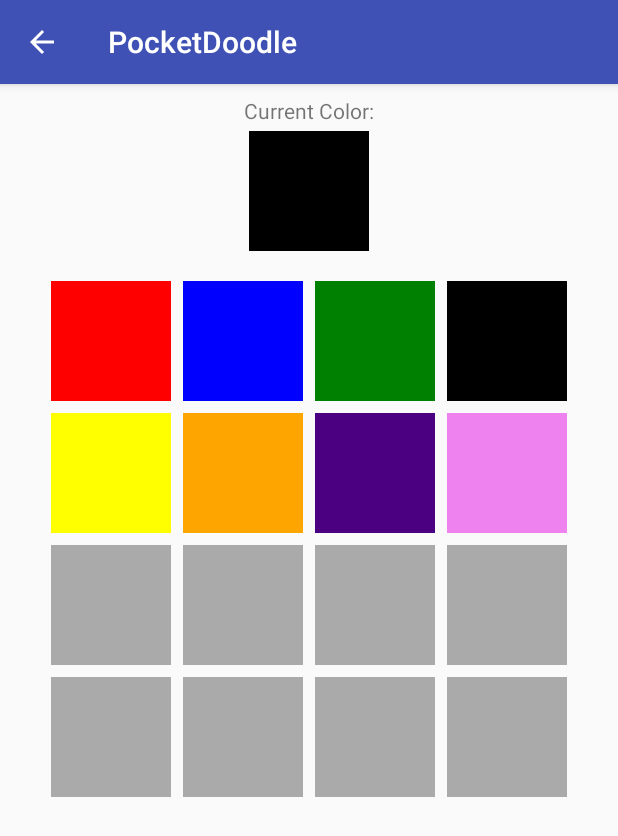
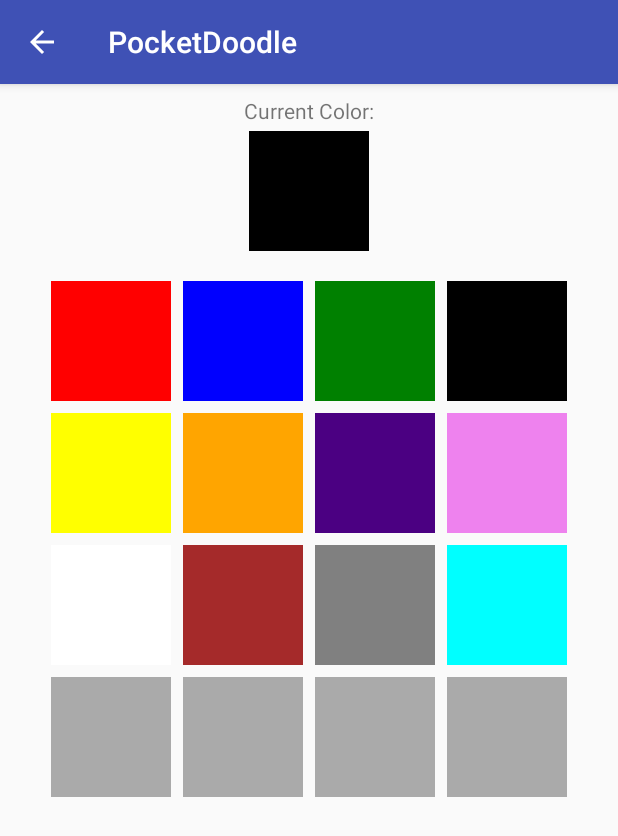
Before and after one commit to scveloso/PocketDoodle, an Android app: the screen it shows after launch (ColorPaletteActivity), after a tap on "Color Palette", on a phone screen of 412 x 824 dp. Shown: the top 836 px of the screen. Run offline under Robolectric (Android 15) with nearby library versions, the phone set to English and light mode, and no system bars.

Commit message:
Added more colors, adding eraser function

```diff
--- a/app/src/main/java/com/sveloso/pocketdoodle/Box.java
+++ b/app/src/main/java/com/sveloso/pocketdoodle/Box.java
@@ -6,12 +6,11 @@ import android.graphics.PointF;
 /**
  * Created by Veloso on 6/16/2016.
  */
-public class Box {
+public class Box extends Shape{
 
     private PointF mOrigin;
     private PointF mCurrent;
     private Paint mColor;
-
 
     public Box (PointF origin) {
         mOrigin = origin;
--- a/app/src/main/java/com/sveloso/pocketdoodle/ColorPaletteFragment.java
+++ b/app/src/main/java/com/sveloso/pocketdoodle/ColorPaletteFragment.java
@@ -32,6 +32,11 @@ public class ColorPaletteFragment extends Fragment {
     private ImageButton mOrangeButton;
     private ImageButton mIndigoButton;
     private ImageButton mVioletButton;
+
+    private ImageButton mWhiteButton;
+    private ImageButton mBrownButton;
+    private ImageButton mGrayButton;
+    private ImageButton mCyanButton;
 
     public static ColorPaletteFragment newInstance(int colorInt) {
         Bundle args = new Bundle();
@@ -128,6 +133,45 @@ public class ColorPaletteFragment extends Fragment {
             }
         });
 
+        mWhiteButton = (ImageButton) v.findViewById(R.id.color_white);
+        mWhiteButton.setOnClickListener(new View.OnClickListener() {
+            @Override
+            public void onClick(View view) {
+                mCurrentColorInt = ContextCompat.getColor(getActivity(), R.color.colorWhite);
+                updateCurrentColor();
+            }
+        });
+
+        mBrownButton = (ImageButton) v.findViewById(R.id.color_brown);
+        mVioletButton.setOnClickListener(new View.OnClickListener() {
+            @Override
+            public void onClick(View view) {
+                mCurrentColorInt = ContextCompat.getColor(getActivity(), R.color.colorBrown);
+                updateCurrentColor();
+            }
+        });
+
+        mGrayButton = (ImageButton) v.findViewById(R.id.color_gray);
+        mVioletButton.setOnClickListener(new View.OnClickListener() {
+            @Override
+            public void onClick(View view) {
+                mCurrentColorInt = ContextCompat.getColor(getActivity(), R.color.colorGray);
+                updateCurrentColor();
+            }
+        });
+
+        mCyanButton = (ImageButton) v.findViewById(R.id.color_cyan);
+        mVioletButton.setOnClickListener(new View.OnClickListener() {
+            @Override
+            public void onClick(View view) {
+                mCurrentColorInt = ContextCompat.getColor(getActivity(), R.color.colorCyan);
+                updateCurrentColor();
+            }
+        });
+
+
+
+
         return v;
     }
 
--- a/app/src/main/java/com/sveloso/pocketdoodle/Line.java
+++ b/app/src/main/java/com/sveloso/pocketdoodle/Line.java
@@ -9,7 +9,7 @@ import java.util.List;
 /**
  * Created by Veloso on 6/15/2016.
  */
-public class Line {
+public class Line extends Shape{
 
     private List<PointF> mPoints;
     private Paint mColor;
--- a/app/src/main/java/com/sveloso/pocketdoodle/PocketDoodleFragment.java
+++ b/app/src/main/java/com/sveloso/pocketdoodle/PocketDoodleFragment.java
@@ -52,8 +52,8 @@ public class PocketDoodleFragment extends Fragment {
             case R.id.menu_item_color_palette:
                 Paint currentPaint = sPocketDoodleManager.getPaint();
                 int currentColor = currentPaint.getColor();
-                Intent intent = ColorPaletteActivity.newIntent(getActivity(), currentColor);
-                startActivity(intent);
+                Intent colorIntent = ColorPaletteActivity.newIntent(getActivity(), currentColor);
+                startActivity(colorIntent);
                 return true;
             case R.id.menu_item_save_doodle:
                 mDrawingView.saveDoodle();
@@ -64,6 +64,9 @@ public class PocketDoodleFragment extends Fragment {
             case R.id.menu_item_line_mode:
                 sPocketDoodleManager.setMode("Line");
                 return true;
+            case R.id.menu_item_eraser_mode:
+                sPocketDoodleManager.setMode("Eraser");
+                return true;
             default:
                 return super.onOptionsItemSelected(item);
         }
--- a/app/src/main/java/com/sveloso/pocketdoodle/PocketDoodleManager.java
+++ b/app/src/main/java/com/sveloso/pocketdoodle/PocketDoodleManager.java
@@ -23,6 +23,11 @@ public class PocketDoodleManager {
 
     private Box mCurrentBox;
     private List<Box> mBoxes = new ArrayList<>();
+
+    private Eraser mCurrentEraser;
+    private List<Eraser> mErasers = new ArrayList<>();
+
+    private List<Shape> mShapes = new ArrayList<>();
 
     public static PocketDoodleManager get(Context context) {
         if (sPocketDoodleManager == null) {
@@ -79,6 +84,8 @@ public class PocketDoodleManager {
         mLines.add(l);
     }
 
+
+
     public Box getCurrentBox() {
         return mCurrentBox;
     }
@@ -94,4 +101,20 @@ public class PocketDoodleManager {
     public void addBox(Box b) {
         mBoxes.add(b);
     }
+
+    public Eraser getCurrentEraser() {
+        return mCurrentEraser;
+    }
+
+    public void setCurrentEraser(Eraser currentEraser) {
+        mCurrentEraser = currentEraser;
+    }
+
+    public List<Eraser> getErasers() {
+        return mErasers;
+    }
+
+    public void addEraser(Eraser e) {
+        mErasers.add(e);
+    }
 }
--- a/app/src/main/res/layout/fragment_color_palette.xml
+++ b/app/src/main/res/layout/fragment_color_palette.xml
@@ -113,7 +113,8 @@
             android:layout_height="80dp"/>
 
         <ImageButton
-            android:background="@android:color/darker_gray"
+            android:id="@+id/color_white"
+            android:background="@color/colorWhite"
             android:layout_marginLeft="4dp"
             android:layout_marginTop="4dp"
             android:layout_marginBottom="4dp"
@@ -122,7 +123,8 @@
             android:layout_height="80dp"/>
 
         <ImageButton
-            android:background="@android:color/darker_gray"
+            android:id="@+id/color_brown"
+            android:background="@color/colorBrown"
             android:layout_marginLeft="4dp"
             android:layout_marginTop="4dp"
             android:layout_marginBottom="4dp"
@@ -131,7 +133,8 @@
             android:layout_height="80dp"/>
 
         <ImageButton
-            android:background="@android:color/darker_gray"
+            android:id="@+id/color_gray"
+            android:background="@color/colorGray"
             android:layout_marginLeft="4dp"
             android:layout_marginTop="4dp"
             android:layout_marginBottom="4dp"
@@ -140,7 +143,8 @@
             android:layout_height="80dp"/>
 
         <ImageButton
-            android:background="@android:color/darker_gray"
+            android:id="@+id/color_cyan"
+            android:background="@color/colorCyan"
             android:layout_marginLeft="4dp"
             android:layout_marginTop="4dp"
             android:layout_marginBottom="4dp"
--- a/app/src/main/res/menu/fragment_pocket_doodle.xml
+++ b/app/src/main/res/menu/fragment_pocket_doodle.xml
@@ -25,4 +25,10 @@
         android:icon="@drawable/ic_box_mode"
         android:title="Box Mode"
         app:showAsAction="ifRoom" />
+
+    <item
+        android:id="@+id/menu_item_eraser_mode"
+        android:icon="@drawable/ic_eraser_mode"
+        android:title="Eraser Mode"
+        app:showAsAction="ifRoom" />
 </menu>
--- a/app/src/main/res/values/colors.xml
+++ b/app/src/main/res/values/colors.xml
@@ -35,4 +35,21 @@
     <color name="colorViolet">
         #EE82EE
     </color>
+
+
+    <color name="colorWhite">
+        #FFFFFF
+    </color>
+
+    <color name="colorBrown">
+        #A52A2A
+    </color>
+
+    <color name="colorGray">
+        #808080
+    </color>
+
+    <color name="colorCyan">
+        #00FFFF
+    </color>
 </resources>
--- a/app/src/main/res/values/strings.xml
+++ b/app/src/main/res/values/strings.xml
@@ -9,4 +9,10 @@
     <string name="save_doodle">
         Save Doodle
     </string>
+    <string name="save_doodle_text_view">
+        Save as:
+    </string>
+    <string name="save_doodle_hint">
+        Enter a title for your doodle.
+    </string>
 </resources>
```
Also changed, not shown: app/src/main/java/com/sveloso/pocketdoodle/DrawingView.java (+44 -5 lines), app/src/main/java/com/sveloso/pocketdoodle/Eraser.java (added, +25 -0 lines), app/src/main/java/com/sveloso/pocketdoodle/Shape.java (added, +10 -0 lines), app/src/main/res/layout/fragment_save_doodle.xml (added, +40 -0 lines), app/src/main/res/drawable-hdpi/ic_eraser_mode.png (added), app/src/main/res/drawable-mdpi/ic_eraser_mode.png (added), app/src/main/res/drawable-xhdpi/ic_eraser_mode.png (added), app/src/main/res/drawable-xxhdpi/ic_eraser_mode.png (added).
